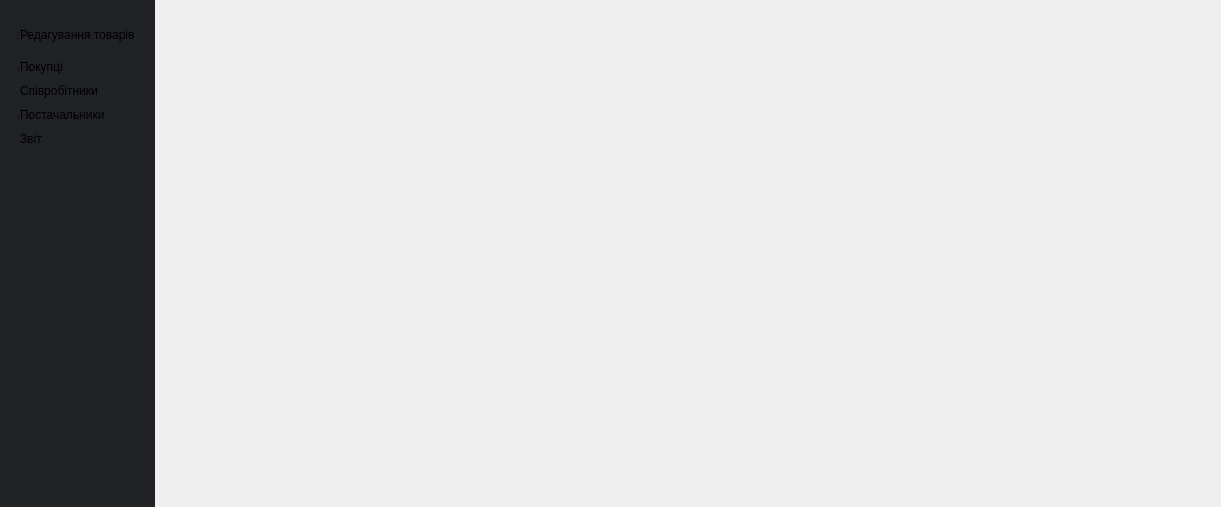
First picture: the form in src/View/MenuAdmin/menuadmin.ui, repository Fyz-dev/GunStore, before the edit.
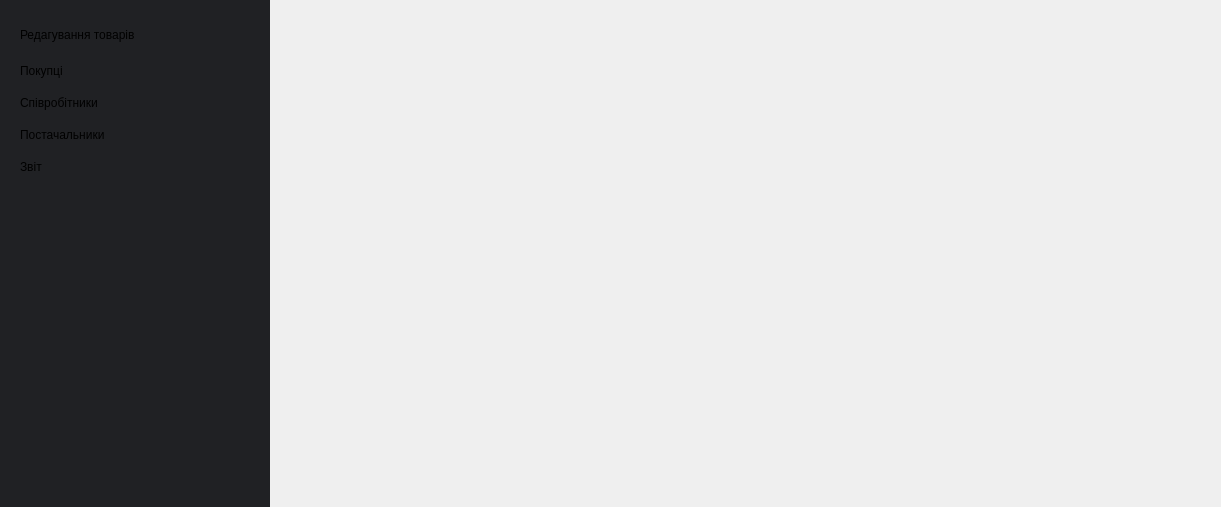
Second picture: the form after the edit. Icons and pictures are not drawn.

```diff
--- a/src/View/MenuAdmin/menuadmin.ui
+++ b/src/View/MenuAdmin/menuadmin.ui
@@ -23,6 +23,8 @@
 	text-align: left;
 	border-radius: 5px;
 	background-color: transparent;
+	padding-top: 4px;
+	padding-bottom: 4px;
 }
 
 QWidget#frameButtonCheckInfo QPushButton::hover{
@@ -69,41 +71,145 @@
        <widget class="QPushButton" name="buttonEditProduct">
         <property name="minimumSize">
          <size>
-          <width>0</width>
+          <width>230</width>
           <height>30</height>
          </size>
         </property>
+        <property name="maximumSize">
+         <size>
+          <width>230</width>
+          <height>220</height>
+         </size>
+        </property>
         <property name="text">
          <string>Редагування товарів</string>
         </property>
+        <property name="icon">
+         <iconset resource="../../../resources/images.qrc">
+          <normaloff>:/WhiteIcon/images/cubes.png</normaloff>:/WhiteIcon/images/cubes.png</iconset>
+        </property>
+        <property name="iconSize">
+         <size>
+          <width>32</width>
+          <height>32</height>
+         </size>
+        </property>
        </widget>
       </item>
       <item>
        <widget class="QPushButton" name="buttonInfoBuyer">
+        <property name="minimumSize">
+         <size>
+          <width>230</width>
+          <height>0</height>
+         </size>
+        </property>
+        <property name="maximumSize">
+         <size>
+          <width>230</width>
+          <height>220</height>
+         </size>
+        </property>
         <property name="text">
          <string>Покупці</string>
         </property>
+        <property name="icon">
+         <iconset resource="../../../resources/images.qrc">
+          <normaloff>:/WhiteIcon/images/investor.png</normaloff>:/WhiteIcon/images/investor.png</iconset>
+        </property>
+        <property name="iconSize">
+         <size>
+          <width>32</width>
+          <height>32</height>
+         </size>
+        </property>
        </widget>
       </item>
       <item>
        <widget class="QPushButton" name="buttonInfoEmployees">
+        <property name="minimumSize">
+         <size>
+          <width>230</width>
+          <height>0</height>
+         </size>
+        </property>
+        <property name="maximumSize">
+         <size>
+          <width>230</width>
+          <height>220</height>
+         </size>
+        </property>
         <property name="text">
          <string>Співробітники</string>
         </property>
+        <property name="icon">
+         <iconset resource="../../../resources/images.qrc">
+          <normaloff>:/WhiteIcon/images/manager.png</normaloff>:/WhiteIcon/images/manager.png</iconset>
+        </property>
+        <property name="iconSize">
+         <size>
+          <width>32</width>
+          <height>32</height>
+         </size>
+        </property>
        </widget>
       </item>
       <item>
        <widget class="QPushButton" name="buttonInfoSupplier">
+        <property name="minimumSize">
+         <size>
+          <width>230</width>
+          <height>0</height>
+         </size>
+        </property>
+        <property name="maximumSize">
+         <size>
+          <width>230</width>
+          <height>220</height>
+         </size>
+        </property>
         <property name="text">
          <string>Постачальники</string>
         </property>
+        <property name="icon">
+         <iconset resource="../../../resources/images.qrc">
+          <normaloff>:/WhiteIcon/images/supplier.png</normaloff>:/WhiteIcon/images/supplier.png</iconset>
+        </property>
+        <property name="iconSize">
+         <size>
+          <width>32</width>
+          <height>32</height>
+         </size>
+        </property>
        </widget>
       </item>
       <item>
        <widget class="QPushButton" name="buttonReportCheck">
+        <property name="minimumSize">
+         <size>
+          <width>230</width>
+          <height>0</height>
+         </size>
+        </property>
+        <property name="maximumSize">
+         <size>
+          <width>230</width>
+          <height>220</height>
+         </size>
+        </property>
         <property name="text">
          <string>Звіт</string>
         </property>
+        <property name="icon">
+         <iconset resource="../../../resources/images.qrc">
+          <normaloff>:/WhiteIcon/images/writing.png</normaloff>:/WhiteIcon/images/writing.png</iconset>
+        </property>
+        <property name="iconSize">
+         <size>
+          <width>32</width>
+          <height>32</height>
+         </size>
+        </property>
        </widget>
       </item>
       <item>
```
Left out of the diff: 5 changed lines with no effect on the pictures.
